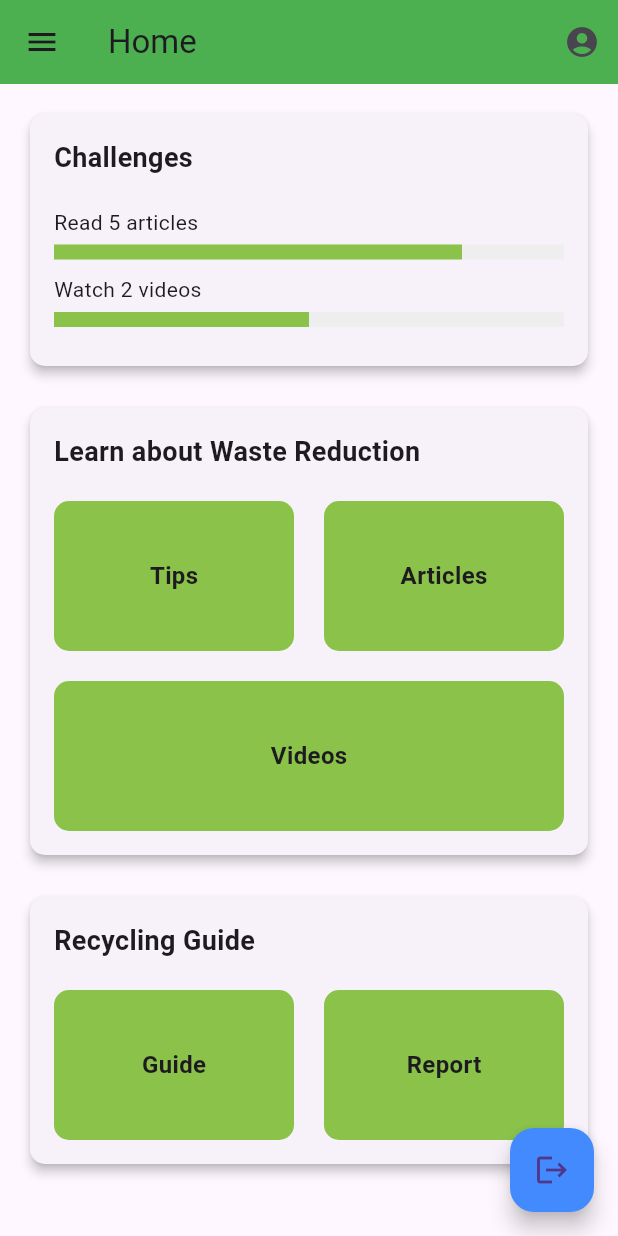
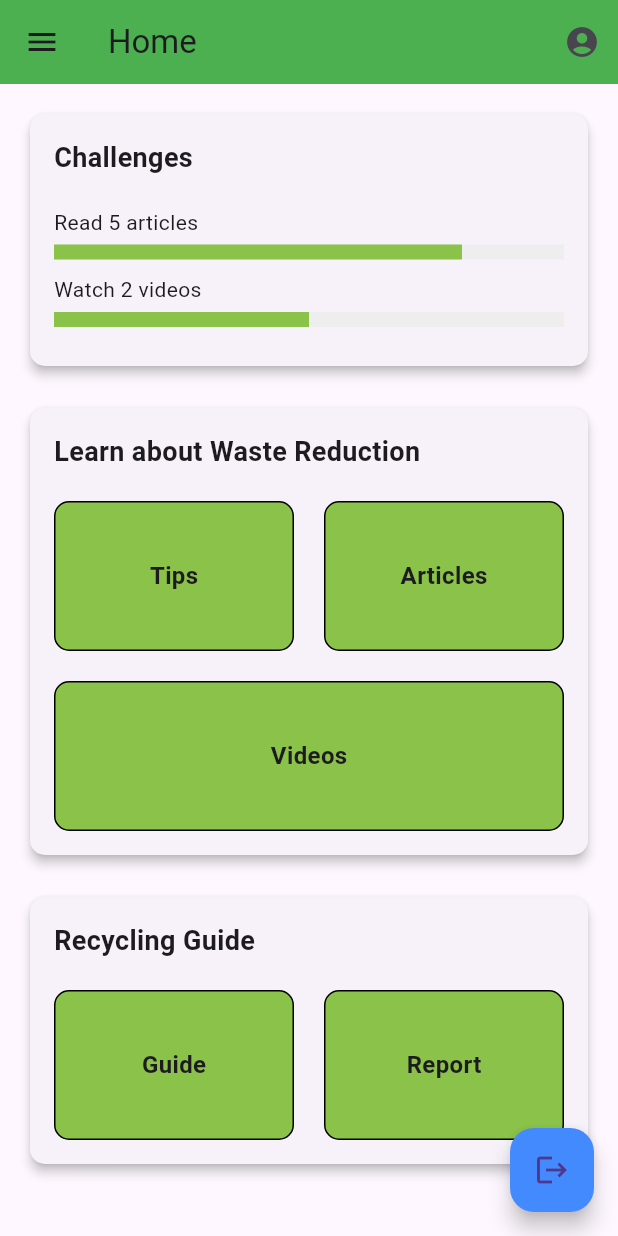
Before and after one commit to Hylander21st/madprojectfinal, a Flutter app: the screen it shows after launch, on a phone screen of 412 x 824 dp. Run offline on Flutter 3.47's test engine with Material 3 defaults, Android fonts, the phone set to English and light mode, and no system bars; our stand-ins replace cloud_firestore, firebase_auth, firebase_core, fluttertoast, get, image_picker and 2 more; accounts and stored records are empty.

Commit message:
Home and Learn and drawer update

```diff
--- a/lib/screens/home_page.dart
+++ b/lib/screens/home_page.dart
@@ -52,31 +52,31 @@ class HomePage extends StatelessWidget {
             ),
             // List of options in the drawer for navigation
             ListTile(
-              title: Text('About Page'),
+              title: Text('About Waste Wise'),
               onTap: () {
                 Get.to(() => AboutPage());
               },
             ),
             ListTile(
-              title: Text('Learn Page'),
+              title: Text('Learn about Recylcing'),
               onTap: () {
                 Get.to(() => LearnPage());
               },
             ),
             ListTile(
-              title: Text('Guide Page'),
+              title: Text('Location and Item Guide'),
               onTap: () {
                 Get.to(() => CentersAndItemsPage());
               },
             ),
             ListTile(
-              title: Text('Report Page'),
+              title: Text('Make a Report '),
               onTap: () {
                 Get.to(() => ReportPage());
               },
             ),
             ListTile(
-              title: Text('Reports Page'),
+              title: Text('Show Reports'),
               onTap: () {
                 Get.to(() => ShowReportsPage());
               },
@@ -111,22 +111,25 @@ class HomePage extends StatelessWidget {
                 Row(
                   children: [
                     Expanded(
-                      child: _buildLearnCardItem('Tips'),
+                      child: _buildLearnCardItem('Tips', onTap: () {
+                        // Handle tap for 'Tips'
+                        print('Tips tapped!');
+                      }),
                     ),
                     SizedBox(width: 20.0),
                     Expanded(
-                      child: _buildLearnCardItem('Articles'),
+                      child: _buildLearnCardItem('Articles', onTap: () {
+                        // Handle tap for 'Articles'
+                        print('Articles tapped!');
+                      }),
                     ),
                   ],
                 ),
                 SizedBox(height: 20.0),
-                GestureDetector(
-                  onTap: () {
+                _buildLearnCardItem('Videos', onTap: () {
                   // Handle tap for 'Videos'
                   print('Videos tapped!');
-                  },
-                  child: _buildLearnCardItem('Videos'),
-                ),
+                }),
               ],
             ),
             SizedBox(height: 20.0),
@@ -175,13 +178,13 @@ class HomePage extends StatelessWidget {
 
   // Widget for building cards with titles and content
   Widget _buildCard({String title, Function onTap, List<Widget> children}) {
-    return GestureDetector(
-      onTap: onTap,
-      child: Card(
+    return Card(
       elevation: 3,
       shape: RoundedRectangleBorder(
         borderRadius: BorderRadius.circular(10.0),
       ),
+      child: InkWell(
+        onTap: onTap,
         child: Padding(
           padding: EdgeInsets.all(16.0),
           child: Column(
@@ -222,35 +225,20 @@ class HomePage extends StatelessWidget {
   }
 
   // Widget for building learn card items
-  Widget _buildLearnCardItem(String label) {
-    return Container(
-      height: 100.0,
-      decoration: BoxDecoration(
-        color: Colors.lightGreen,
-        borderRadius: BorderRadius.circular(10.0),
-      ),
-      padding: EdgeInsets.all(16.0),
-      child: Center(
-        child: Text(
-          label,
-          style: TextStyle(
-            fontSize: 16.0,
-            fontWeight: FontWeight.bold,
-          ),
-        ),
-      ),
-    );
-  }
-
-  // Widget for building recycling guide card items
-  Widget _buildRecyclingCardItem({String label, Function onTap}) {
+  Widget _buildLearnCardItem(String label, {Function onTap}) {
     return GestureDetector(
       onTap: onTap,
+      child: Opacity(
+        opacity:
+            onTap != null ? 1.0 : 0.5, // Adjust opacity based on onTap presence
         child: Container(
           height: 100.0,
           decoration: BoxDecoration(
             color: Colors.lightGreen,
             borderRadius: BorderRadius.circular(10.0),
+            border: Border.all(
+              color: Colors.black, // Border color for clickable buttons
+            ),
           ),
           padding: EdgeInsets.all(16.0),
           child: Center(
@@ -263,6 +251,38 @@ class HomePage extends StatelessWidget {
             ),
           ),
         ),
+      ),
+    );
+  }
+
+  // Widget for building recycling guide card items
+  Widget _buildRecyclingCardItem({String label, Function onTap}) {
+    return GestureDetector(
+      onTap: onTap,
+      child: Opacity(
+        opacity:
+            onTap != null ? 1.0 : 0.5, // Adjust opacity based on onTap presence
+        child: Container(
+          height: 100.0,
+          decoration: BoxDecoration(
+            color: Colors.lightGreen,
+            borderRadius: BorderRadius.circular(10.0),
+            border: Border.all(
+              color: Colors.black, // Border color for clickable buttons
+            ),
+          ),
+          padding: EdgeInsets.all(16.0),
+          child: Center(
+            child: Text(
+              label,
+              style: TextStyle(
+                fontSize: 16.0,
+                fontWeight: FontWeight.bold,
+              ),
+            ),
+          ),
+        ),
+      ),
     );
   }
 }
```
Also changed, not shown: lib/screens/learnpage.dart (+58 -9 lines). Lines whose indentation alone changed are shown as unchanged.
